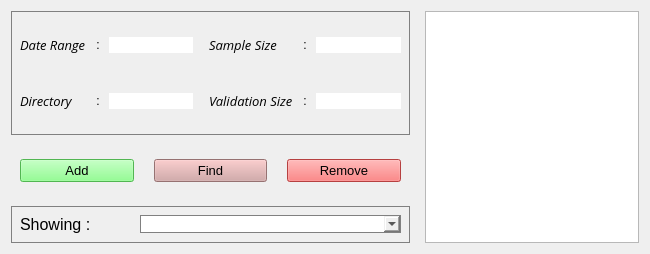
This is ui/xml/options/first.ui in janoschortmann/abstract-screening as Qt 5 draws it before an edit. The edited form follows.
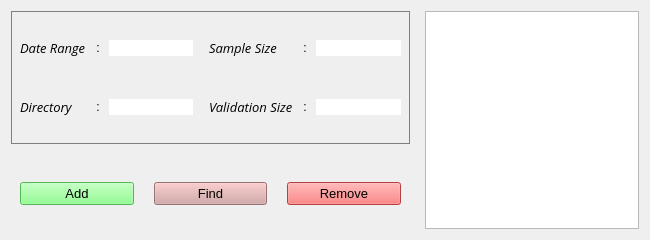
This is the edited form.

Commit message:
chore: synchronized first option
Synchronized the first option with the UI and modified the location of the query script to be inside the 'query' method in the First class

What changed in the file:
```diff
--- a/ui/xml/options/first.ui
+++ b/ui/xml/options/first.ui
@@ -7,7 +7,7 @@
     <x>0</x>
     <y>0</y>
     <width>650</width>
-    <height>235</height>
+    <height>240</height>
    </rect>
   </property>
   <property name="windowTitle">
@@ -281,54 +281,6 @@
        </layout>
       </widget>
      </item>
-     <item>
-      <widget class="QWidget" name="showing" native="true">
-       <property name="sizePolicy">
-        <sizepolicy hsizetype="Preferred" vsizetype="Fixed">
-         <horstretch>0</horstretch>
-         <verstretch>0</verstretch>
-        </sizepolicy>
-       </property>
-       <property name="styleSheet">
-        <string notr="true">border: 1px solid grey;</string>
-       </property>
-       <layout class="QHBoxLayout" name="showing_frame">
-        <property name="spacing">
-         <number>20</number>
-        </property>
-        <item>
-         <widget class="QLabel" name="showing_lab">
-          <property name="sizePolicy">
-           <sizepolicy hsizetype="Minimum" vsizetype="Preferred">
-            <horstretch>0</horstretch>
-            <verstretch>0</verstretch>
-           </sizepolicy>
-          </property>
-          <property name="maximumSize">
-           <size>
-            <width>100</width>
-            <height>16777215</height>
-           </size>
-          </property>
-          <property name="font">
-           <font>
-            <pointsize>12</pointsize>
-           </font>
-          </property>
-          <property name="styleSheet">
-           <string notr="true">border: 0px solid white;</string>
-          </property>
-          <property name="text">
-           <string>Showing :</string>
-          </property>
-         </widget>
-        </item>
-        <item>
-         <widget class="QComboBox" name="showing_box"/>
-        </item>
-       </layout>
-      </widget>
-     </item>
     </layout>
    </item>
    <item>
```
Left out of the diff: 2 changed lines with no effect on the pictures. The commit also changes 8 other files.
